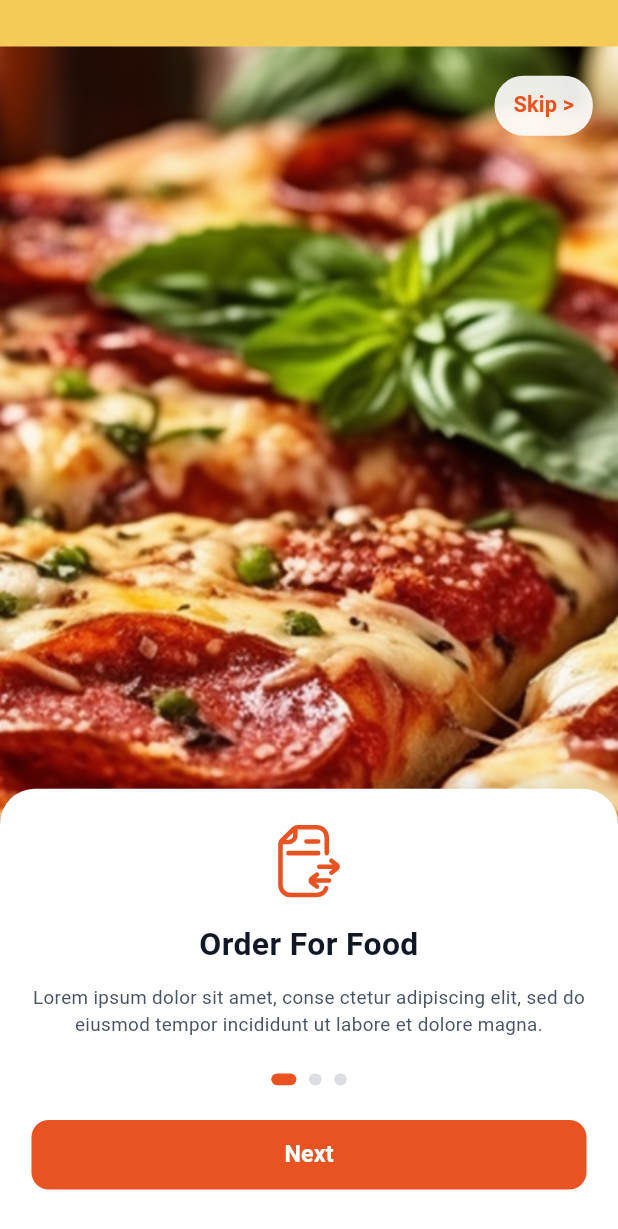
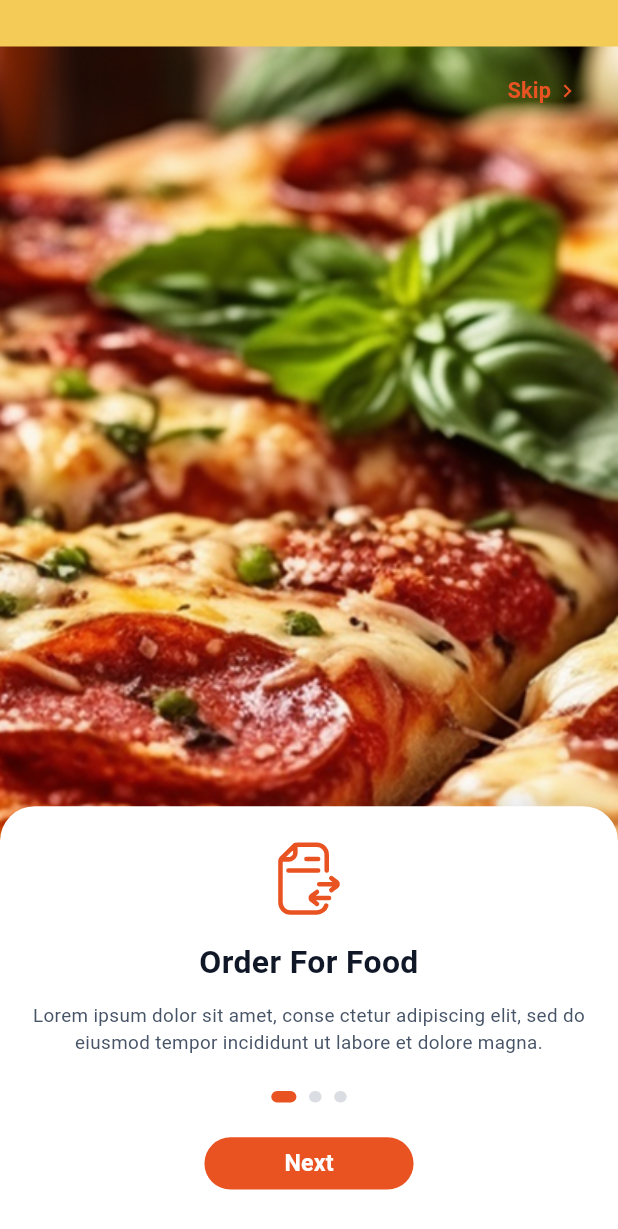
Before and after one commit to Salah-Essam/InstaFood, a Flutter app: the screen it shows after launch, on a phone screen of 412 x 824 dp. Shown: the top 1229 px of the screen. Run offline on Flutter 3.47's test engine with Material 3 defaults, Android fonts, the light colour scheme and no system bars; drawn by our look-alikes of smooth_page_indicator; our stand-ins replace equatable, firebase_core, flutter_bloc, flutter_screenutil, flutter_svg, go_router and 1 more; accounts and stored records are empty.

Commit message:
fix_skip_button

```diff
--- a/lib/features/onboarding/view/onboarding_screen.dart
+++ b/lib/features/onboarding/view/onboarding_screen.dart
@@ -1,5 +1,4 @@
 import 'package:flutter/material.dart';
-import 'package:flutter/services.dart';
 import 'package:flutter_bloc/flutter_bloc.dart';
 import 'package:flutter_screenutil/flutter_screenutil.dart';
 import 'package:flutter_svg/flutter_svg.dart';
@@ -9,6 +8,7 @@ import 'package:insta_food/core/theme/colors.dart';
 import 'package:insta_food/core/theme/styles.dart';
 import 'package:insta_food/core/theme/strings.dart';
 import 'package:insta_food/core/widgets/status_bar_bg.dart';
+import 'package:insta_food/core/widgets/app_button.dart';
 import 'package:insta_food/routing/routes.dart';
 import 'package:go_router/go_router.dart';
 import '../logic/cubit/onboarding_cubit.dart';
@@ -61,15 +61,18 @@ class OnboardingScreen extends StatelessWidget {
                     child: TextButton(
                       onPressed: cubit.skip,
                       style: TextButton.styleFrom(
-                        padding: EdgeInsets.symmetric(horizontal: 12.w, vertical: 8.h),
-                        backgroundColor: Colors.white.withValues(alpha: 0.9),
-                        shape: RoundedRectangleBorder(
-                          borderRadius: BorderRadius.circular(20.r),
-                        ),
+                        padding: EdgeInsets.symmetric(horizontal: 8.w, vertical: 4.h),
+                        backgroundColor: Colors.transparent,
+                        minimumSize: Size(0, 0),
+                        tapTargetSize: MaterialTapTargetSize.shrinkWrap,
                       ),
-                      child: Text(
-                        '${AppStrings.skip} >',
-                        style: AppTextStyles.skipButton,
+                      child: Row(
+                        mainAxisSize: MainAxisSize.min,
+                        children: [
+                          Text(AppStrings.skip, style: AppTextStyles.skipButton),
+                          SizedBox(width: 2.w),
+                          Icon(Icons.chevron_right, size: 18.sp, color: AppTextStyles.skipButton.color),
+                        ],
                       ),
                     ),
                   ),
@@ -145,28 +148,20 @@ class OnboardingScreen extends StatelessWidget {
                           ),
                           SizedBox(height: 24.h),
 
-                          // Next/Get Started button
-                          SizedBox(
-                            width: 1.sw,
-                            height: 48.h,
-                            child: ElevatedButton(
-                              style: ElevatedButton.styleFrom(
-                                backgroundColor: AppColors.primary,
-                                shape: RoundedRectangleBorder(
-                                  borderRadius: BorderRadius.circular(12.r),
-                                ),
-                                elevation: 0,
-                              ),
+                          // Next/Get Started button (133x36)
+                          Center(
+                            child: AppButton(
+                              label: state.index == 2 ? AppStrings.getStarted : AppStrings.next,
                               onPressed: () async {
                                 final done = await cubit.next();
                                 if (done && context.mounted) {
                                   context.go(Routes.home);
                                 }
                               },
-                              child: Text(
-                                state.index == 2 ? AppStrings.getStarted : AppStrings.next,
-                                style: AppTextStyles.button,
-                              ),
+                              textStyle: AppTextStyles.button,
+                              width: 133.w,
+                              height: 36.h,
+                              borderRadius: 24,
                             ),
                           ),
                         ],
```
